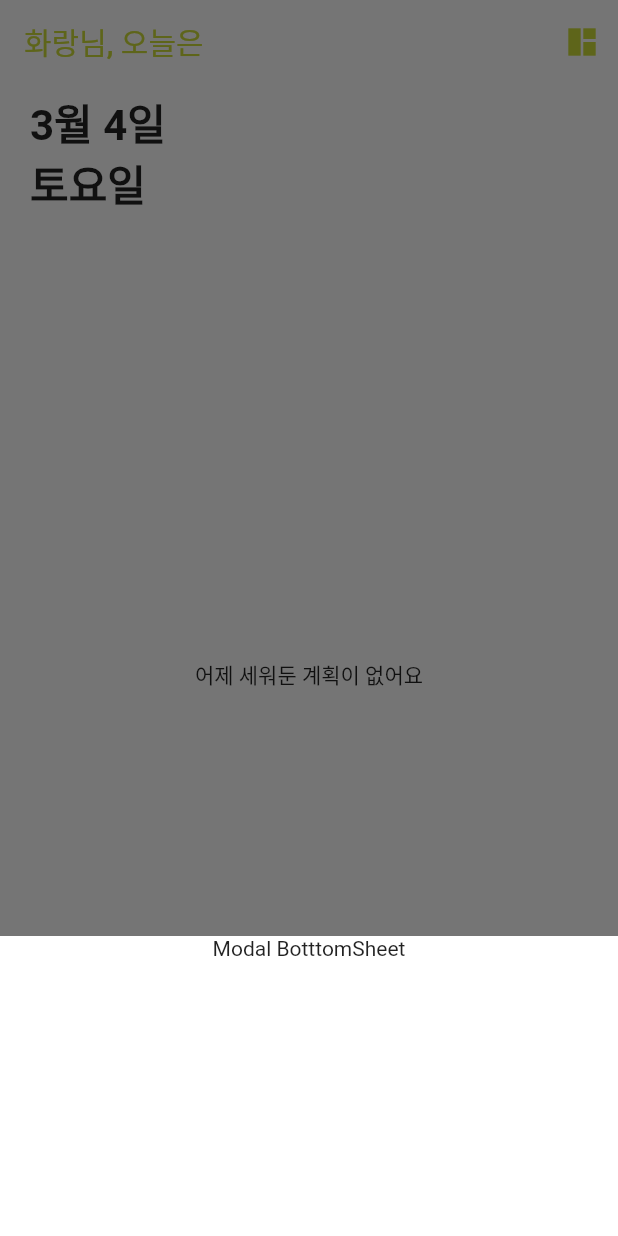
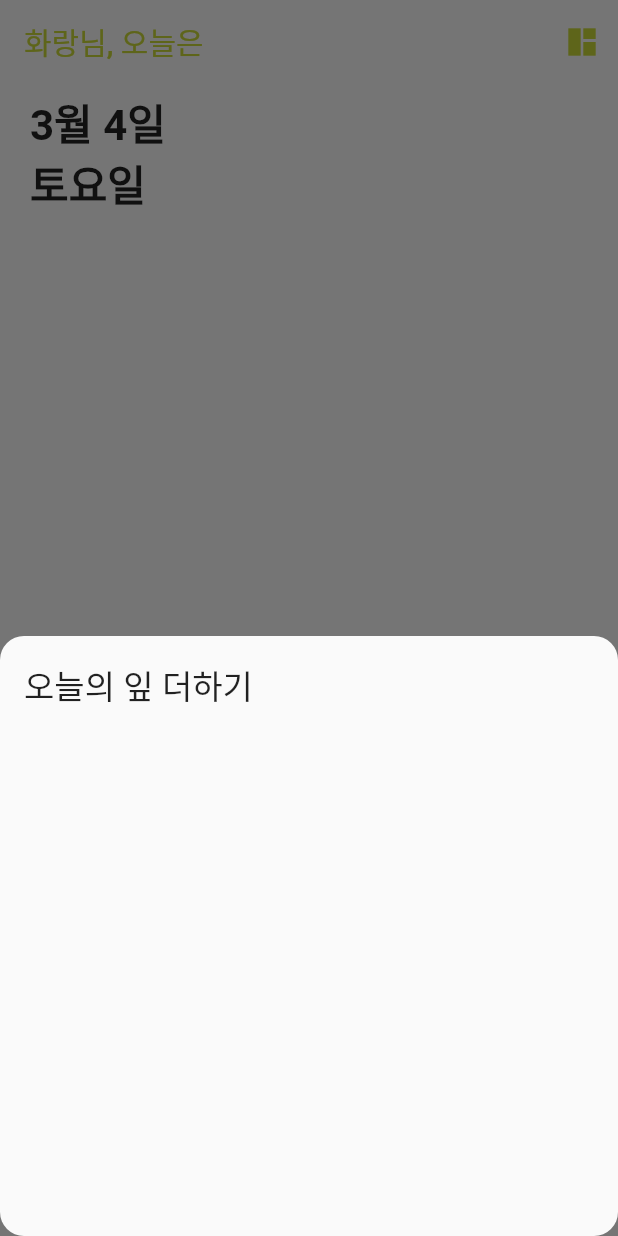
Before and after one commit to leehwarang/fluttering-flutter, a Flutter app: the screen it shows after launch, after a tap on the "add" icon, on a phone screen of 412 x 824 dp. Run offline on Flutter 3.47's test engine with Material 2 defaults, Android fonts, the phone set to English and light mode, and no system bars; our stand-ins replace shared_preferences.

Commit message:
feat: borderRadius + title

```diff
--- a/lib/navigator/main_navigator.dart
+++ b/lib/navigator/main_navigator.dart
@@ -22,21 +22,42 @@ class MainNavigator extends StatelessWidget {
 
     int currentIndex = _bottomNavigationBarProvider.selectedTabIndex;
 
-    // leafType에 따라서 다른 모달창 열기
     void openAddBottomSheet() {
+      final String title = _bottomNavigationBarProvider.leafType == "today"
+          ? "오늘의 잎 더하기"
+          : "내일의 잎 더하기";
+
       showModalBottomSheet<void>(
-          context: context,
-          builder: (BuildContext context) {
-            return Container(
-              height: 200,
-              color: Colors.white,
-              child: Center(
-                child: Column(children: const [
-                  Text("Modal BotttomSheet"),
-                ]),
+        shape: const RoundedRectangleBorder(
+          borderRadius: BorderRadius.all(
+            Radius.circular(16.0),
+          ),
+        ),
+        context: context,
+        builder: (BuildContext context) {
+          return SizedBox(
+            height: 400,
+            child: Padding(
+              padding: const EdgeInsets.symmetric(
+                vertical: 16,
+                horizontal: 16,
               ),
-            );
-          });
+              child: Column(
+                crossAxisAlignment: CrossAxisAlignment.start,
+                children: [
+                  Text(
+                    title,
+                    style: const TextStyle(
+                      fontSize: 22,
+                      fontWeight: FontWeight.w500,
+                    ),
+                  ),
+                ],
+              ),
+            ),
+          );
+        },
+      );
     }
 
     return Scaffold(
```
